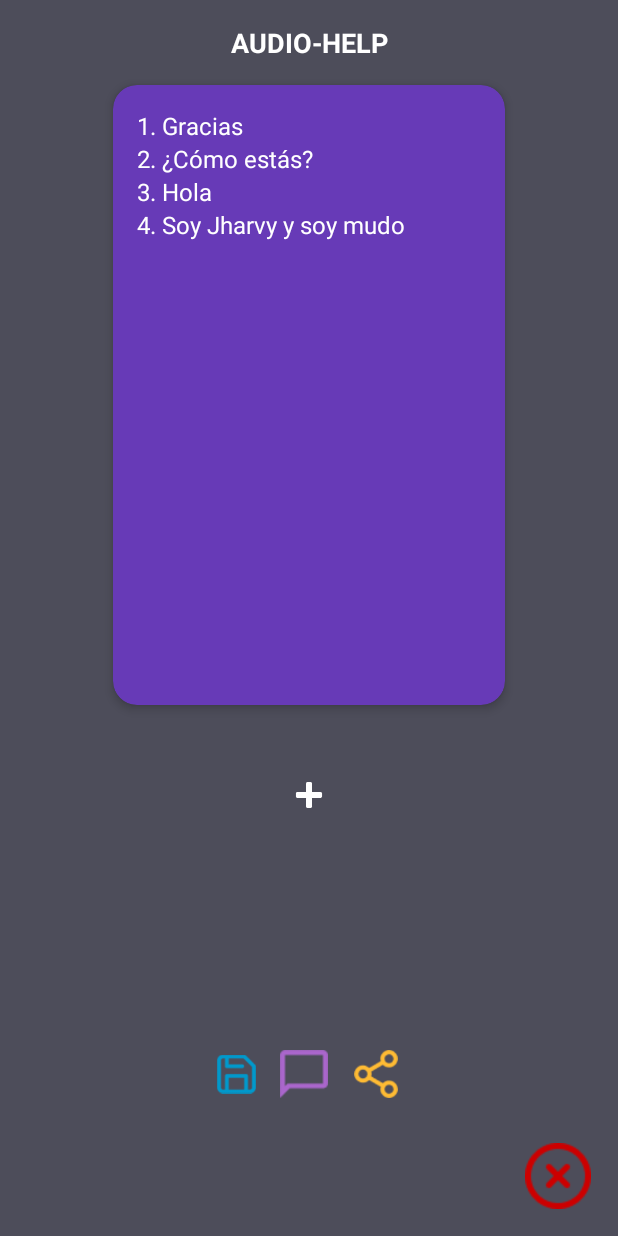
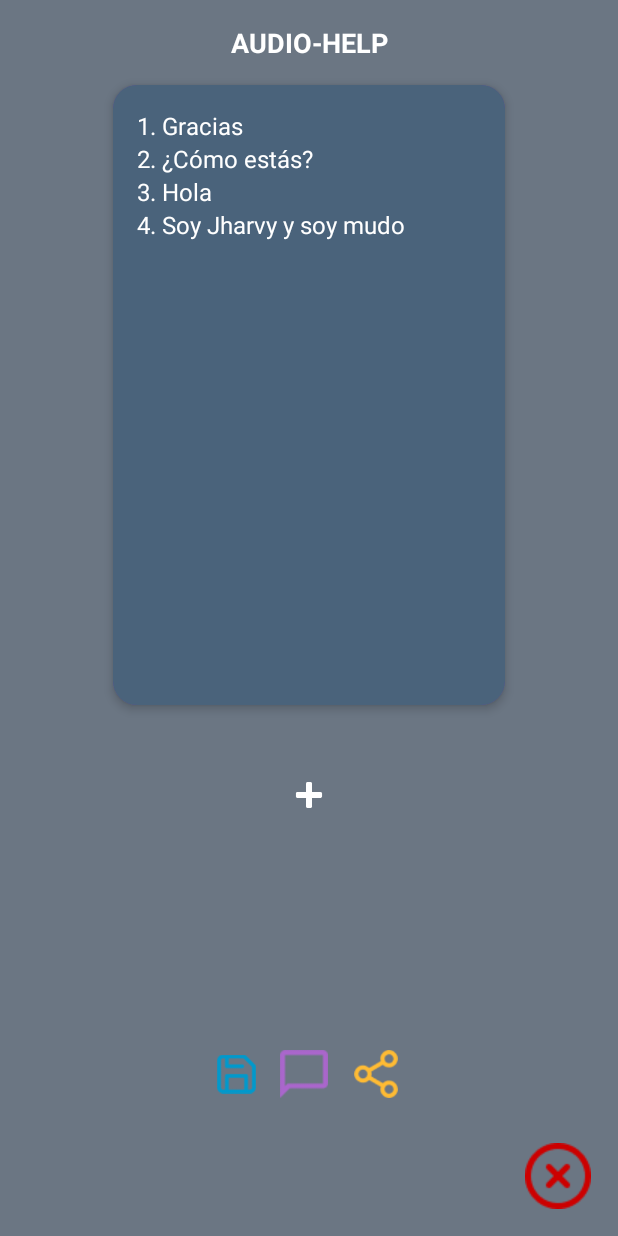
Before and after one commit to SandroCJ210/AudioHelp, an Android app: the layout transcription_history.xml on its own in the app's theme, with its tools: preview values and no code run, on a phone screen of 412 x 824 dp. Run offline under Robolectric (Android 15) with nearby library versions, the phone set to English and light mode, and no system bars.

Commit message:
corrección de colores en transcription_history

```diff
--- a/app/src/main/res/layout/transcription_history.xml
+++ b/app/src/main/res/layout/transcription_history.xml
@@ -5,7 +5,7 @@
     xmlns:tools="http://schemas.android.com/tools"
     android:layout_width="match_parent"
     android:layout_height="match_parent"
-    android:background="#4D4D5A"
+    android:background="#6B7683"
     tools:context=".MainActivity">
 
     <!-- Título -->
@@ -40,7 +40,8 @@
             android:layout_width="match_parent"
             android:layout_height="match_parent"
             android:orientation="vertical"
-            android:padding="16dp">
+            android:padding="16dp"
+            android:background="#4a637b">
 
             <TextView
                 android:id="@+id/item1"
--- a/app/src/main/res/layout/transcription_main_2.xml
+++ b/app/src/main/res/layout/transcription_main_2.xml
@@ -57,7 +57,7 @@
         android:layout_height="380dp"
         android:layout_marginTop="160dp"
         android:layout_centerHorizontal="true"
-        android:background="#334455"
+        android:background="#4a637b"
         android:gravity="top"
         android:hint="Aquí aparecerá la transcripción..."
         android:imeOptions="actionDone"
```
